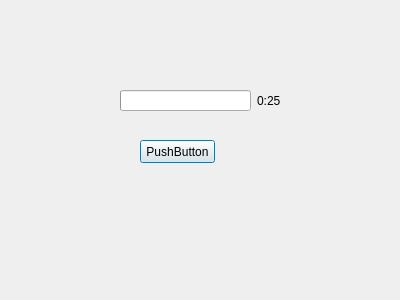
Qt form src/BreakDialog.ui (mrexodia/WorkraveQt) before a commit.
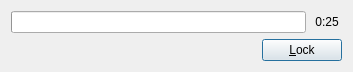
The same form after that commit. Icons and pictures are not drawn.

Commit message: Skeleton for BreakDialog

The edit to the form file:
```diff
--- a/src/BreakDialog.ui
+++ b/src/BreakDialog.ui
@@ -6,8 +6,8 @@
    <rect>
     <x>0</x>
     <y>0</y>
-    <width>400</width>
-    <height>300</height>
+    <width>353</width>
+    <height>72</height>
    </rect>
   </property>
   <property name="windowTitle">
@@ -17,28 +17,8 @@
    <iconset resource="resources.qrc">
     <normaloff>:/sheep.svg</normaloff>:/sheep.svg</iconset>
   </property>
-  <widget class="QPushButton" name="pushButton">
-   <property name="geometry">
-    <rect>
-     <x>140</x>
-     <y>140</y>
-     <width>75</width>
-     <height>23</height>
-    </rect>
-   </property>
-   <property name="text">
-    <string>PushButton</string>
-   </property>
-  </widget>
-  <widget class="QWidget" name="">
-   <property name="geometry">
-    <rect>
-     <x>120</x>
-     <y>90</y>
-     <width>161</width>
-     <height>21</height>
-    </rect>
-   </property>
+  <layout class="QVBoxLayout" name="verticalLayout">
+   <item>
    <layout class="QHBoxLayout" name="horizontalLayout">
     <item>
      <widget class="QProgressBar" name="progressBarTimer">
@@ -61,13 +41,47 @@
     </item>
     <item>
      <widget class="QLabel" name="labelTimer">
+       <property name="minimumSize">
+        <size>
+         <width>30</width>
+         <height>0</height>
+        </size>
+       </property>
       <property name="text">
        <string>0:25</string>
       </property>
+       <property name="alignment">
+        <set>Qt::AlignCenter</set>
+       </property>
      </widget>
     </item>
    </layout>
-  </widget>
+   </item>
+   <item>
+    <layout class="QHBoxLayout" name="horizontalLayout_2">
+     <item>
+      <spacer name="horizontalSpacer">
+       <property name="orientation">
+        <enum>Qt::Horizontal</enum>
+       </property>
+       <property name="sizeHint" stdset="0">
+        <size>
+         <width>40</width>
+         <height>20</height>
+        </size>
+       </property>
+      </spacer>
+     </item>
+     <item>
+      <widget class="QPushButton" name="pushButtonLock">
+       <property name="text">
+        <string>&amp;Lock</string>
+       </property>
+      </widget>
+     </item>
+    </layout>
+   </item>
+  </layout>
  </widget>
  <resources>
   <include location="resources.qrc"/>
```
Lines whose indentation alone changed are shown as unchanged. The commit also changes 2 other files.
